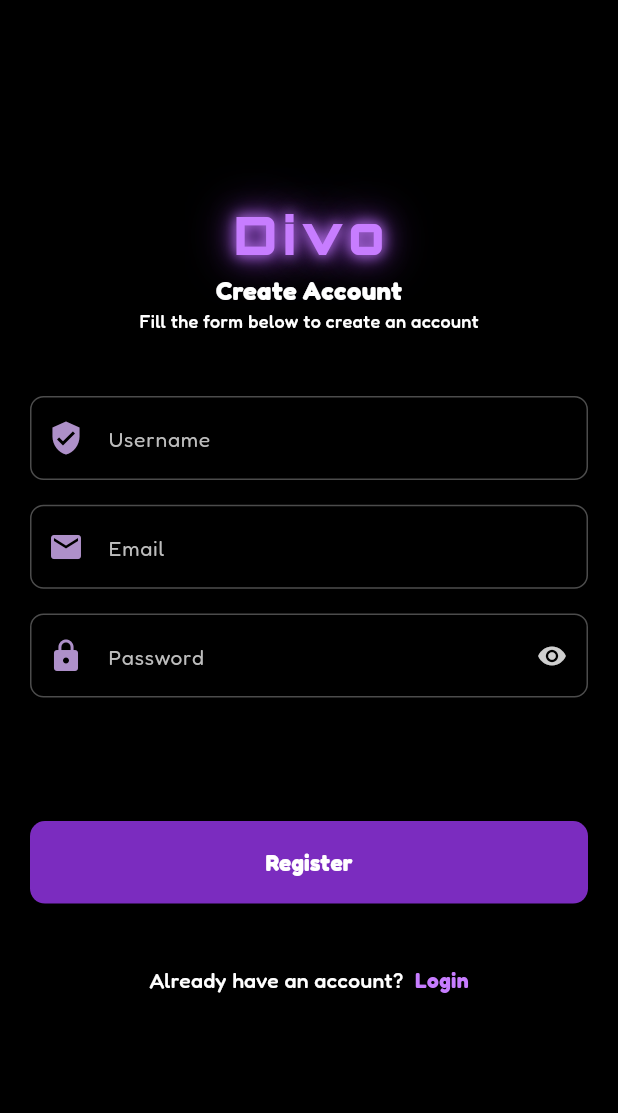
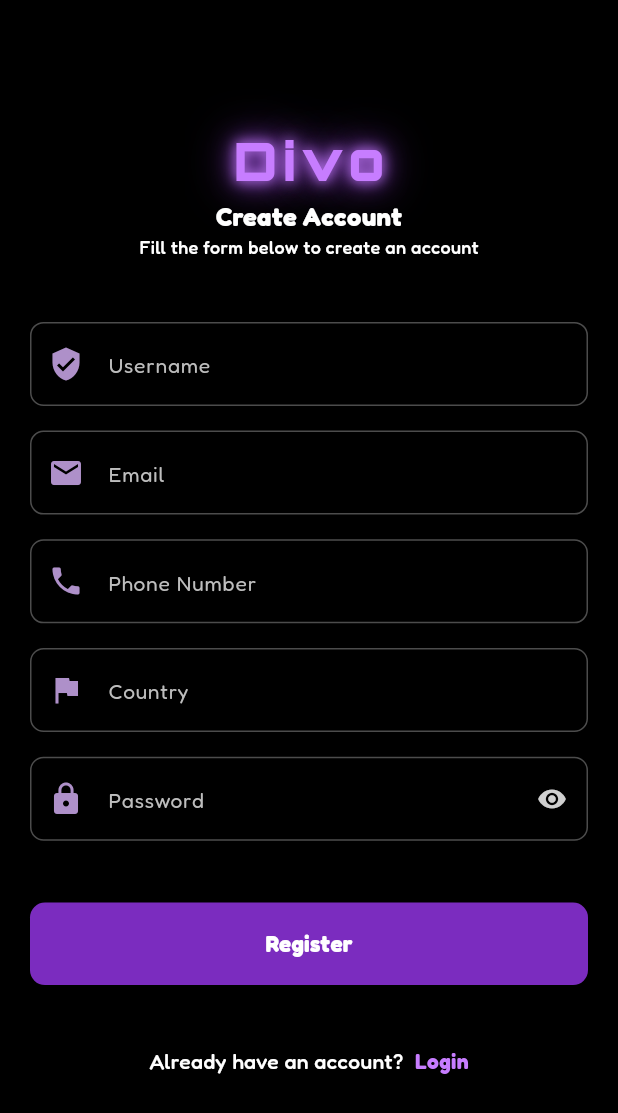
Before and after one commit to Christentimmy/divo, a Flutter app: the screen it shows after launch, on a phone screen of 412 x 824 dp. Shown: the top 1113 px of the screen. Run offline on Flutter 3.47's test engine with Material 3 defaults, Android fonts, the phone set to English and light mode, and no system bars; our stand-ins replace cherry_toast, flutter_staggered_animations, get, google_fonts, pinput.

Commit message:
signup screen modified

```diff
--- a/lib/app/modules/auth/views/signup_screen.dart
+++ b/lib/app/modules/auth/views/signup_screen.dart
@@ -24,7 +24,7 @@ class SignupScreen extends StatelessWidget {
         padding: const EdgeInsets.symmetric(horizontal: 20),
         child: StaggeredColumnAnimation(
           children: [
-            SizedBox(height: Get.height * 0.16),
+            SizedBox(height: Get.height * 0.1),
             buildLogoText(),
             Center(
               child: Text(
@@ -48,7 +48,7 @@ class SignupScreen extends StatelessWidget {
             ),
             SizedBox(height: Get.height * 0.05),
             buildFormFields(),
-            SizedBox(height: Get.height * 0.1),
+            SizedBox(height: Get.height * 0.05),
             CustomButton(
               ontap: () {
                 HapticFeedback.lightImpact();
@@ -118,6 +118,20 @@ class SignupScreen extends StatelessWidget {
             prefixIconColor: const Color.fromARGB(255, 174, 144, 201),
           ),
           SizedBox(height: Get.height * 0.02),
+          CustomTextField(
+            controller: emailController,
+            hintText: "Phone Number",
+            prefixIcon: Icons.phone,
+            prefixIconColor: const Color.fromARGB(255, 174, 144, 201),
+          ),
+          SizedBox(height: Get.height * 0.02),
+          CustomTextField(
+            controller: emailController,
+            hintText: "Country",
+            prefixIcon: Icons.flag,
+            prefixIconColor: const Color.fromARGB(255, 174, 144, 201),
+          ),
+          SizedBox(height: Get.height * 0.02),
           Obx(() {
             return CustomTextField(
               controller: passwordController,
```
